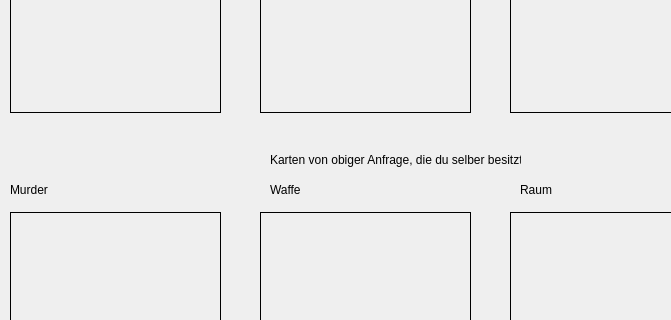
Above: Cluedo/UI/SelectObjectToShowUI.ui from haegar80/Cluedo before the change; both pictures show x 0 to 671 and y 248 to 568 of the 838 by 879 pixel window. Below: the same form after it.
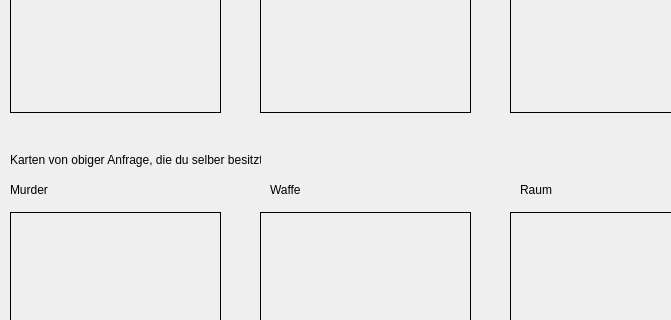
That is the form after the change.

Diff of the .ui file:
```diff
--- a/Cluedo/UI/SelectObjectToShowUI.ui
+++ b/Cluedo/UI/SelectObjectToShowUI.ui
@@ -145,7 +145,7 @@
    <widget class="QLabel" name="labelAvailableObjects">
     <property name="geometry">
      <rect>
-      <x>270</x>
+      <x>10</x>
       <y>400</y>
       <width>251</width>
       <height>16</height>
```
